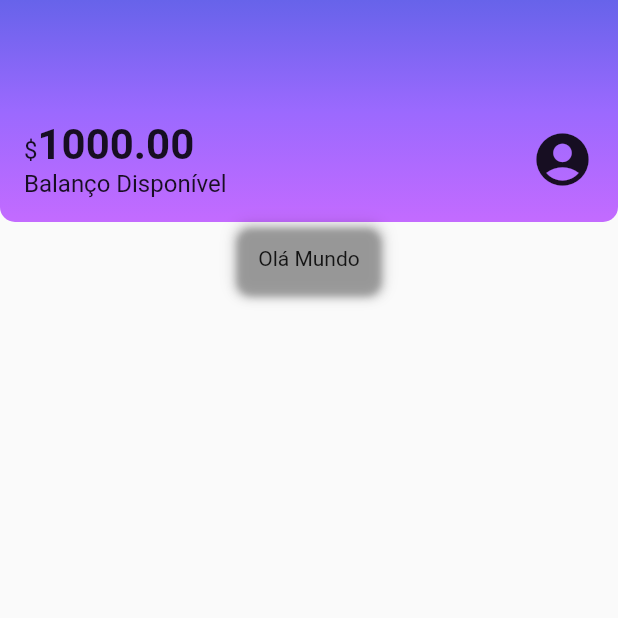
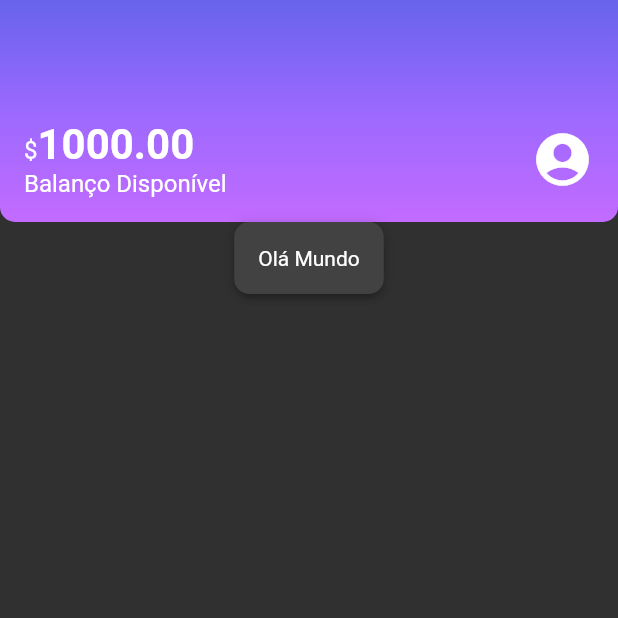
Before and after one commit to thiaagodev/alubank, a Flutter app: the screen it shows after launch, on a phone screen of 412 x 824 dp, the top half of it. Run offline on Flutter 3.47's test engine with Material 2 defaults, Android fonts, the phone set to English and light mode, and no system bars.

Commit message:
alterando para tema dark

```diff
--- a/lib/components/box_card.dart
+++ b/lib/components/box_card.dart
@@ -11,6 +11,7 @@ class BoxCard extends StatelessWidget {
       decoration: BoxDecoration(
         boxShadow: kElevationToShadow[3],
         borderRadius: BorderRadius.circular(10),
+        color: Theme.of(context).cardColor,
       ),
       child: boxContent,
     );
--- a/lib/main.dart
+++ b/lib/main.dart
@@ -10,9 +10,10 @@ class Alubank extends StatelessWidget {
 
   @override
   Widget build(BuildContext context) {
-    return const MaterialApp(
+    return MaterialApp(
       title: 'Alubank',
-      home: Home(),
+      theme: ThemeData.dark(),
+      home: const Home(),
     );
   }
 }
```
